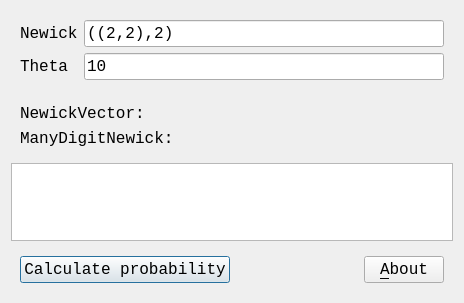
This is Tools/ToolTestManyDigitNewick/qttestmanydigitnewickmaindialog.ui in richelbilderbeek/ProjectRichelBilderbeek as Qt 5 draws it before an edit. The edited form follows.
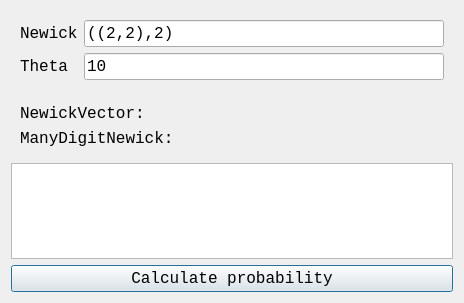
This is the edited form. Icons and pictures are not drawn.

The edit to the form file:
```diff
--- a/Tools/ToolTestManyDigitNewick/qttestmanydigitnewickmaindialog.ui
+++ b/Tools/ToolTestManyDigitNewick/qttestmanydigitnewickmaindialog.ui
@@ -98,38 +98,12 @@
     </widget>
    </item>
    <item>
-    <widget class="QWidget" name="widget" native="true">
-     <layout class="QHBoxLayout" name="horizontalLayout">
-      <item>
        <widget class="QPushButton" name="button_calculate">
         <property name="text">
          <string>Calculate probability</string>
         </property>
        </widget>
       </item>
-      <item>
-       <spacer name="horizontalSpacer">
-        <property name="orientation">
-         <enum>Qt::Horizontal</enum>
-        </property>
-        <property name="sizeHint" stdset="0">
-         <size>
-          <width>40</width>
-          <height>20</height>
-         </size>
-        </property>
-       </spacer>
-      </item>
-      <item>
-       <widget class="QPushButton" name="button_about">
-        <property name="text">
-         <string>&amp;About</string>
-        </property>
-       </widget>
-      </item>
-     </layout>
-    </widget>
-   </item>
   </layout>
  </widget>
  <resources>
```
Left out of the diff: 4 changed lines with no effect on the pictures. Lines whose indentation alone changed are shown as unchanged.
